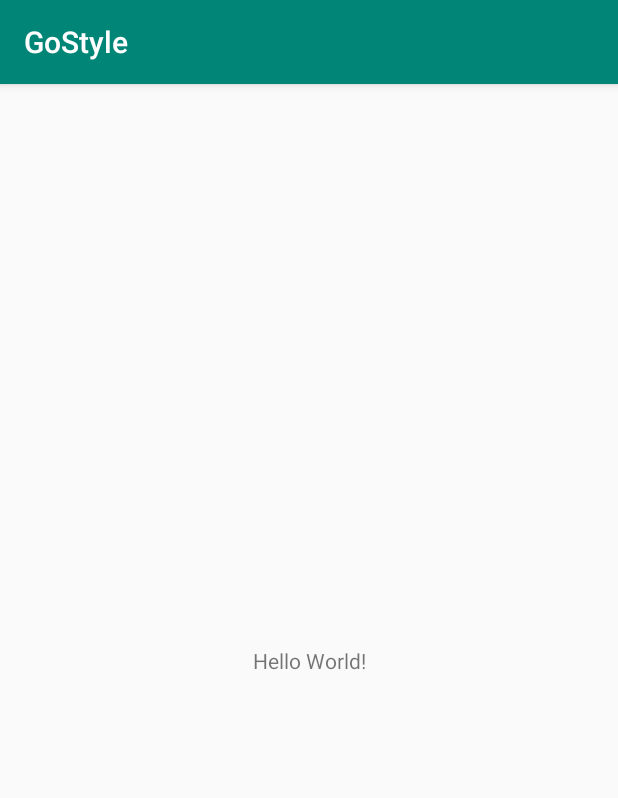
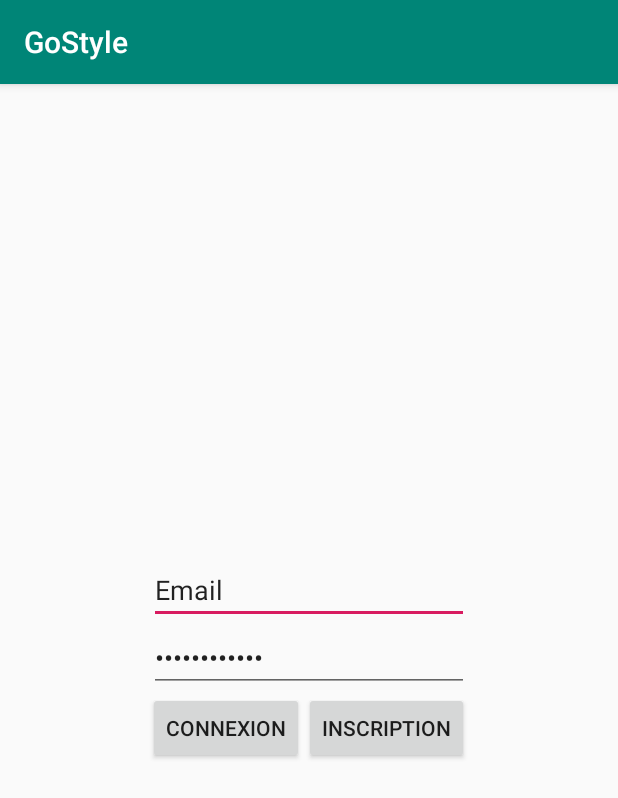
Before and after one commit to Malzik/GoStyle-Frontend, an Android app: the screen it shows after launch (MainActivity), on a phone screen of 412 x 824 dp. Shown: the top 798 px of the screen. Run offline under Robolectric (Android 15) with nearby library versions, the phone set to English and light mode, and no system bars.

Commit message:
Layout login

```diff
--- /dev/null
+++ b/app/src/main/res/layout/accueil.xml
@@ -0,0 +1,6 @@
+<?xml version="1.0" encoding="utf-8"?>
+<LinearLayout xmlns:android="http://schemas.android.com/apk/res/android"
+    android:orientation="vertical" android:layout_width="match_parent"
+    android:layout_height="match_parent">
+
+</LinearLayout>
--- a/app/src/main/res/layout/activity_main.xml
+++ b/app/src/main/res/layout/activity_main.xml
@@ -1,18 +1,74 @@
 <?xml version="1.0" encoding="utf-8"?>
-<androidx.constraintlayout.widget.ConstraintLayout xmlns:android="http://schemas.android.com/apk/res/android"
+<LinearLayout xmlns:android="http://schemas.android.com/apk/res/android"
     xmlns:app="http://schemas.android.com/apk/res-auto"
     xmlns:tools="http://schemas.android.com/tools"
     android:layout_width="match_parent"
     android:layout_height="match_parent"
+    android:orientation="horizontal"
     tools:context=".MainActivity">
 
-    <TextView
-        android:layout_width="wrap_content"
-        android:layout_height="wrap_content"
-        android:text="Hello World!"
-        app:layout_constraintBottom_toBottomOf="parent"
-        app:layout_constraintLeft_toLeftOf="parent"
-        app:layout_constraintRight_toRightOf="parent"
-        app:layout_constraintTop_toTopOf="parent" />
+    <ScrollView
+        android:layout_width="match_parent"
+        android:layout_height="match_parent">
 
-</androidx.constraintlayout.widget.ConstraintLayout>
+        <LinearLayout
+            android:layout_width="280dp"
+            android:layout_height="wrap_content"
+            android:layout_gravity="center"
+            android:gravity="center"
+            android:orientation="vertical">
+
+            <ImageView
+                android:id="@+id/logo"
+                android:layout_width="wrap_content"
+                android:layout_height="wrap_content"
+                android:layout_weight="1"
+                android:contentDescription="logo"
+                tools:srcCompat="@tools:sample/avatars" />
+
+            <EditText
+                android:id="@+id/email_input"
+                android:layout_width="wrap_content"
+                android:layout_height="wrap_content"
+                android:layout_weight="1"
+                android:ems="10"
+                android:inputType="textEmailAddress"
+                android:text="Email" />
+
+            <EditText
+                android:id="@+id/password_input"
+                android:layout_width="wrap_content"
+                android:layout_height="wrap_content"
+                android:layout_weight="1"
+                android:ems="10"
+                android:inputType="textPassword"
+                android:text="Mot de passe" />
+
+            <LinearLayout
+                android:layout_width="wrap_content"
+                android:layout_height="match_parent"
+                android:layout_weight="1"
+                android:orientation="horizontal">
+
+                <Button
+                    android:id="@+id/connexion_button"
+                    android:layout_width="wrap_content"
+                    android:layout_height="wrap_content"
+                    android:layout_weight="1"
+                    android:text="Connexion" />
+
+                <Button
+                    android:id="@+id/inscription_button"
+                    android:layout_width="wrap_content"
+                    android:layout_height="wrap_content"
+                    android:layout_weight="1"
+                    android:text="Inscription" />
+            </LinearLayout>
+
+
+        </LinearLayout>
+
+
+    </ScrollView>
+
+</LinearLayout>
```
